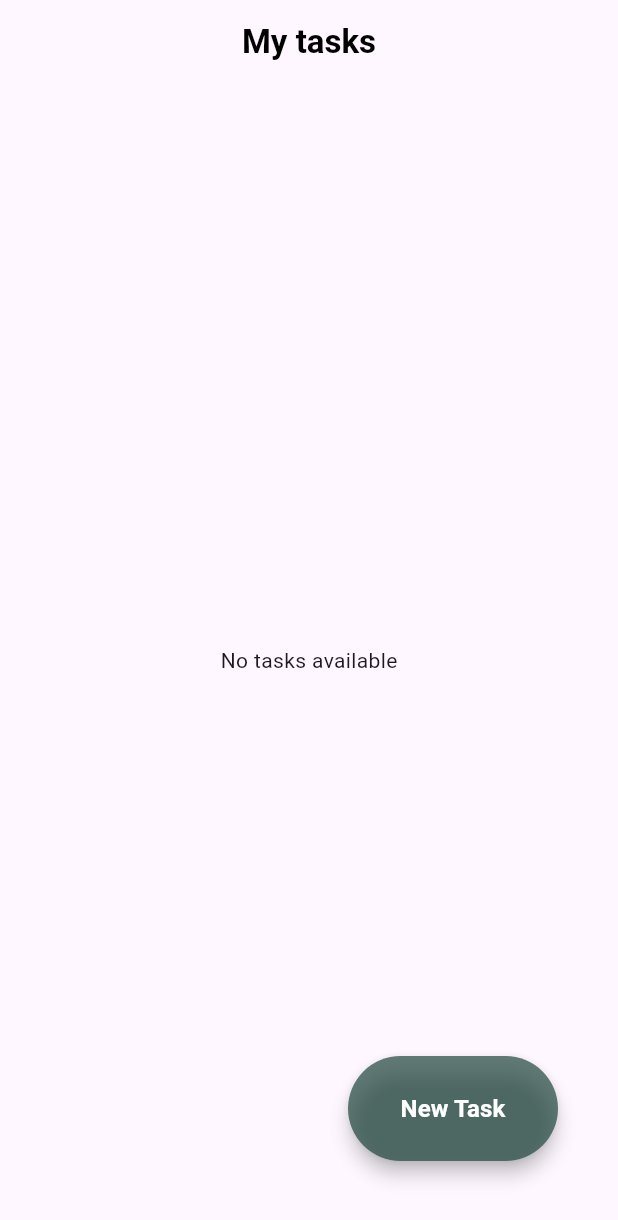
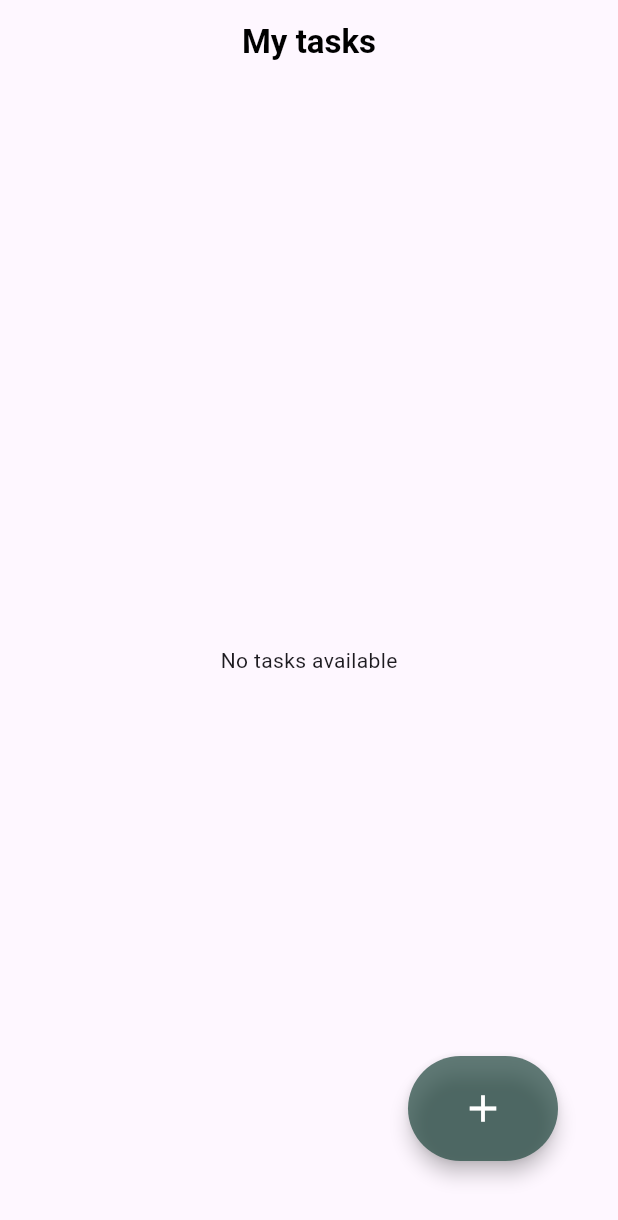
Before and after one commit to salemwhd/todo-app, a Flutter app: the screen it shows after launch, on a phone screen of 412 x 824 dp. Shown: the top 1220 px of the screen. Run offline on Flutter 3.47's test engine with Material 3 defaults, Android fonts, the phone set to English and light mode, and no system bars; our stand-ins replace sqflite, sqflite_common_ffi; accounts and stored records are empty.

Commit message:
fix:fix new task button size

```diff
--- a/lib/views/home_screen.dart
+++ b/lib/views/home_screen.dart
@@ -53,8 +53,8 @@ class _HomeScreenState extends State<HomeScreen> {
           Positioned(
             right: 40,
             bottom: 50,
-            child: SizedBox(
-                width: 140,
+            child: Container(
+                width: 100,
                 height: 70,
                 child: NewTaskButton(onPress: () {
                   return _navigateToNewTaskScreen();
--- a/lib/views/widget/new_task_button.dart
+++ b/lib/views/widget/new_task_button.dart
@@ -6,20 +6,21 @@ class NewTaskButton extends StatelessWidget {
 
   @override
   Widget build(BuildContext context) {
-    return ElevatedButton(
-      style: ElevatedButton.styleFrom(
-          backgroundColor: Color.fromARGB(255, 32, 71, 62).withOpacity(0.7),
+    return SizedBox(
+      child: ElevatedButton(
+        style: ElevatedButton.styleFrom(
+          backgroundColor:
+              const Color.fromARGB(255, 32, 71, 62).withOpacity(0.7),
           elevation: 5,
-          overlayColor: Colors.black),
-      onPressed: () {
-        onPress();
-      },
-      child: const Text(
-        'New Task',
-        style: TextStyle(
+          overlayColor: Colors.black,
+        ),
+        onPressed: () {
+          onPress();
+        },
+        child: const Icon(
+          Icons.add,
           color: Colors.white,
-          fontSize: 16,
-          fontWeight: FontWeight.bold,
+          size: 30,
         ),
       ),
     );
```
